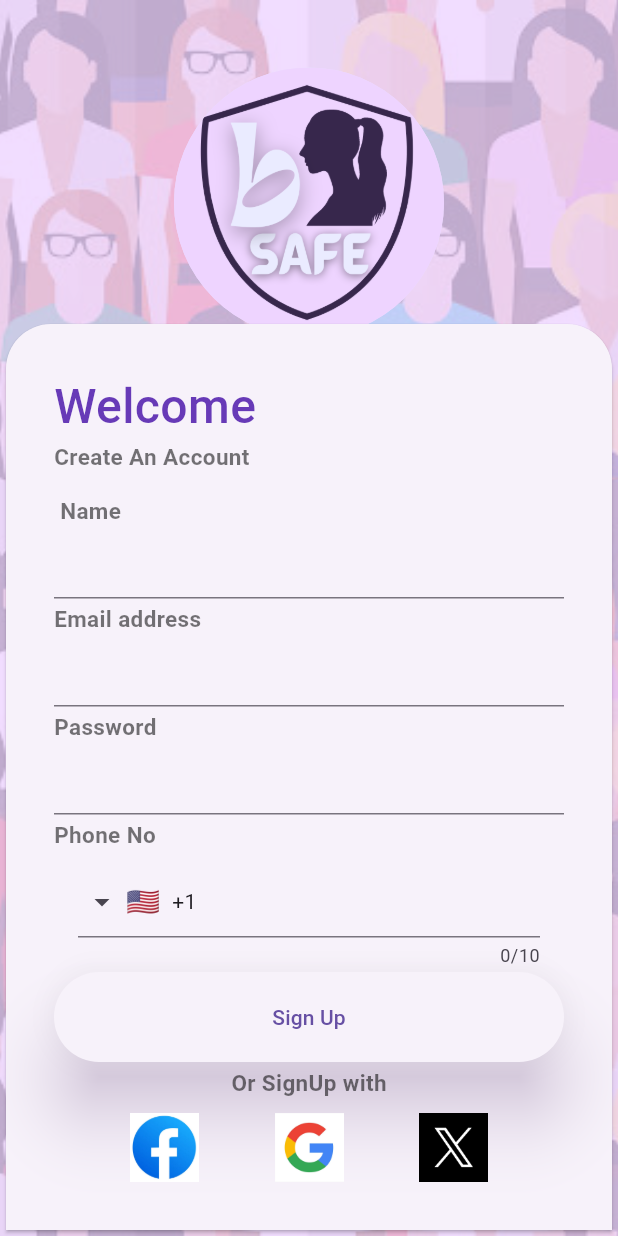
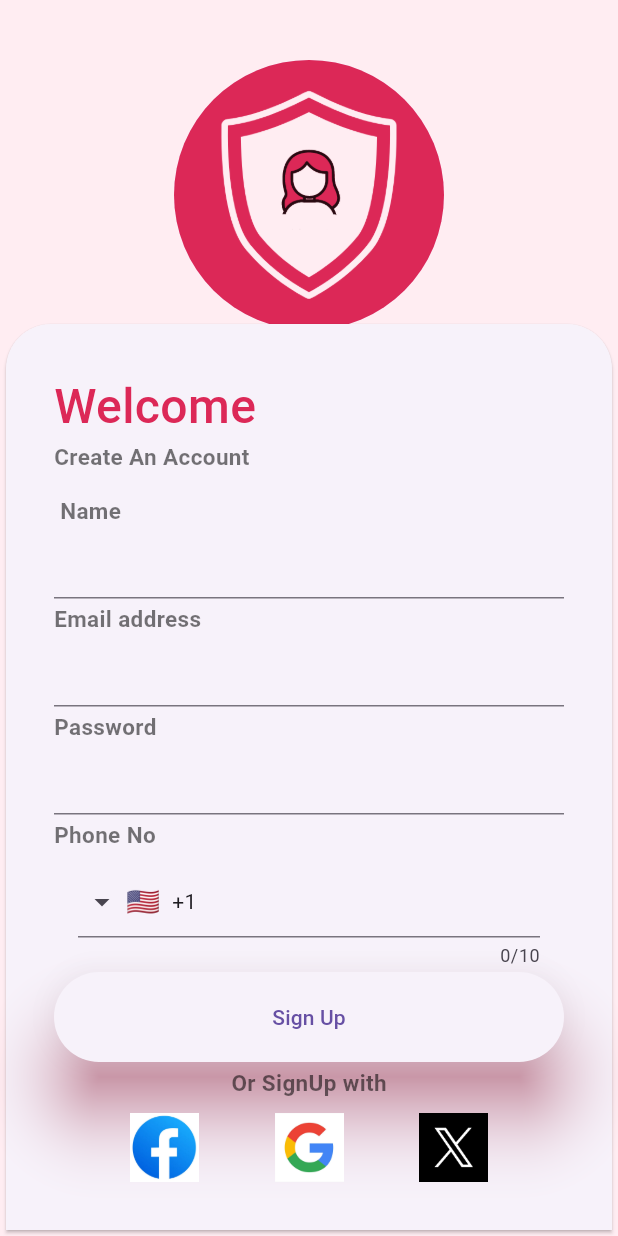
Before and after one commit to AkashPurohit00/my_sign_page, a Flutter app: the screen it shows after launch, on a phone screen of 412 x 824 dp. Run offline on Flutter 3.47's test engine with Material 3 defaults, Android fonts, the light colour scheme and no system bars; drawn by our look-alikes of intl_phone_field.

Commit message:
new changes

```diff
--- a/lib/Signup.dart
+++ b/lib/Signup.dart
@@ -21,20 +21,16 @@ class _SignupPageState extends State<SignupPage> {
     return Container(
 
       decoration: BoxDecoration(
-        color:myColor,
-        image: DecorationImage(
-            image:AssetImage('assets/images/Ladki.jpg'),
-            fit: BoxFit.cover,
-            colorFilter: ColorFilter.mode(myColor.withOpacity(0.2), BlendMode.dstATop)
+          color:Color(0XFFFFEDF2),
 
-        ),
+
 
 
       ),
       child: Scaffold(
         backgroundColor: Colors.transparent,
         body: Stack(children: [
-          Positioned(top:45,child:_buildTop()),
+          Positioned(top:40,child:_buildTop()),
           Positioned(bottom:0,child:_buildBottom()),
         ],),
       ),
@@ -48,7 +44,7 @@ class _SignupPageState extends State<SignupPage> {
         children: [
           CircleAvatar(
 
-            backgroundImage: AssetImage('assets/images/new.png'),
+            backgroundImage: AssetImage('assets/images/newsafe.png'),
             radius: 90,
           ),
 
@@ -82,7 +78,7 @@ class _SignupPageState extends State<SignupPage> {
       crossAxisAlignment: CrossAxisAlignment.start,
       children: [
         Text("Welcome",style: TextStyle(
-            color:Colors.deepPurple,
+            color:Color(0XFFDC2857),
             fontSize: 32,
             fontWeight: FontWeight.w500
         ),),
@@ -169,7 +165,7 @@ class _SignupPageState extends State<SignupPage> {
         style: ElevatedButton.styleFrom(
             shape: const StadiumBorder(),
             elevation: 20,
-            shadowColor: myColor,
+            shadowColor: Color(0XFFDC2857),
             minimumSize: const Size.fromHeight(60)
         ),
         child:const Text("Sign Up") );
--- a/lib/main.dart
+++ b/lib/main.dart
@@ -19,7 +19,8 @@ class MyApp extends StatelessWidget {
 
       title: 'Flutter Demo',
       theme: ThemeData(
-        primaryColor: Color(0xFFEED4FF),
+        primaryColor: Color(0XFFEED4FF),
+
       ),
 
 
```
Also changed, not shown: assets/images/new.png (deleted), assets/images/newsafe.png (added), pubspec.lock.
